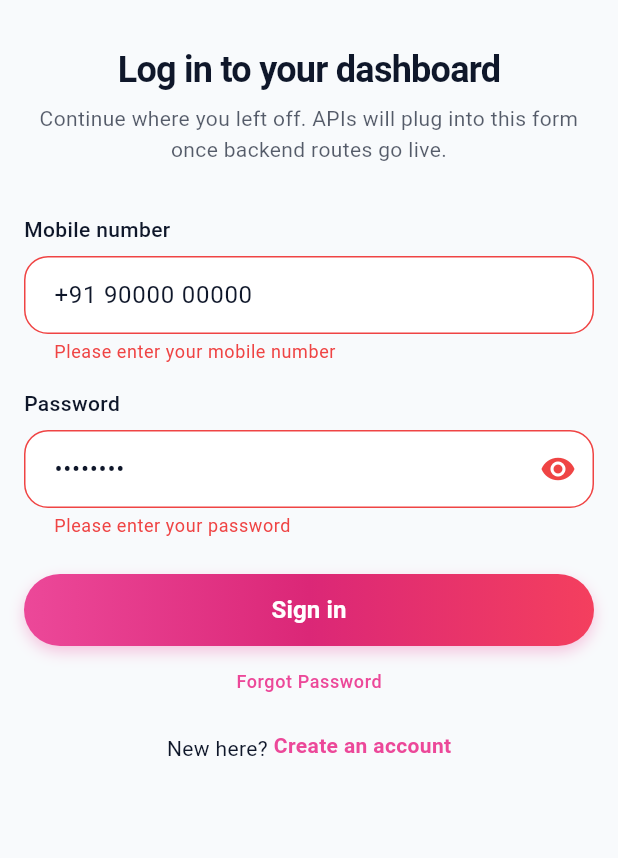
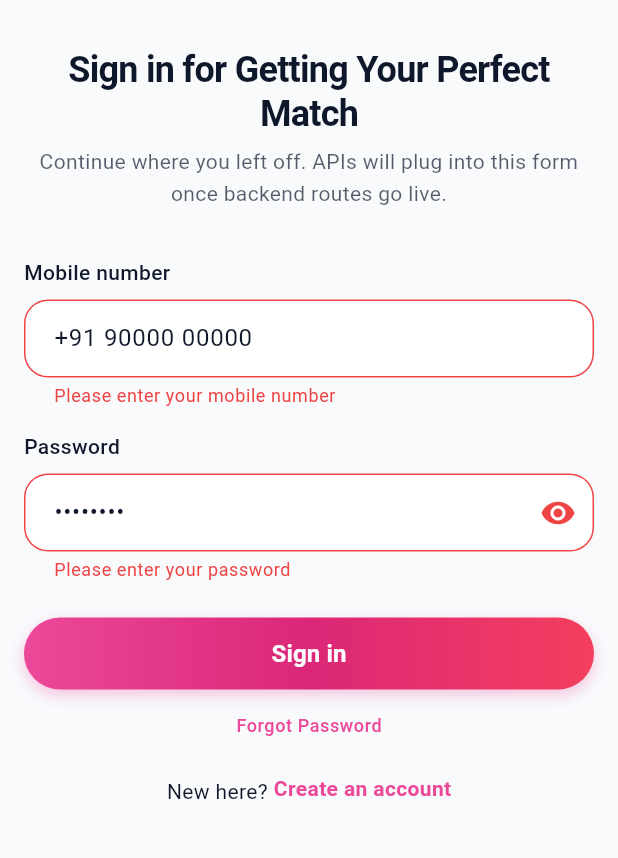
Before and after one commit to bittusing/connectinghearts-app, a Flutter app: the screen it shows after launch, after a tap on "Sign in", on a phone screen of 412 x 824 dp, the part 128-986 px from its top. Run offline on Flutter 3.47's test engine with Material 3 defaults, Android fonts, the phone set to English and light mode, and no system bars; our stand-ins replace cached_network_image, flutter_secure_storage, go_router, image_picker, shared_preferences; missing offline and left inert: razorpay_flutter; accounts and stored records are empty; network calls fail.

Commit message:
feat: Update dependencies, enhance UI, and improve registration flow
- Added new dependencies in pubspec.lock for better functionality.
- Updated pubspec.yaml to configure flutter_launcher_icons for app icon management.
- Changed login screen title for better user clarity.
- Modified registration screen to support auto-filling OTP for non-+91 country codes and improved error handling.
- Enhanced country code selection UI for better user experience.
- Updated splash screen loading indicator for improved aesthetics.
- Refactored error handling in auth service to manage OTP responses more effectively.

```diff
--- a/lib/screens/auth/login_screen.dart
+++ b/lib/screens/auth/login_screen.dart
@@ -111,7 +111,7 @@ class _LoginScreenState extends State<LoginScreen> {
                 const SizedBox(height: 32),
                 // Title
                 Text(
-                  'Log in to your dashboard',
+                  'Sign in for Getting Your Perfect Match',
                   style: theme.textTheme.displaySmall?.copyWith(
                     fontWeight: FontWeight.w600,
                     letterSpacing: -0.5,
--- a/lib/screens/interests/interests_sent_screen.dart
+++ b/lib/screens/interests/interests_sent_screen.dart
@@ -225,9 +225,9 @@ class _InterestsSentScreenState extends State<InterestsSentScreen> {
                 fontSize: 16,
                 fontWeight: FontWeight.w600,
               ),
-            ),
-          ],
-        ),
+                          ),
+                        ],
+                      ),
       ),
     );
   }
--- a/lib/screens/splash/splash_screen.dart
+++ b/lib/screens/splash/splash_screen.dart
@@ -94,15 +94,34 @@ class _SplashScreenState extends State<SplashScreen> {
                 },
               ),
             ),
-            // Loading indicator overlay
+            // Loading indicator overlay - positioned at bottom center
             Positioned(
-              bottom: 50,
+              bottom: 80,
               left: 0,
               right: 0,
               child: Center(
-                child: CircularProgressIndicator(
-                  valueColor: AlwaysStoppedAnimation<Color>(
-                    Theme.of(context).primaryColor,
+                child: Container(
+                  padding: const EdgeInsets.all(12),
+                  decoration: BoxDecoration(
+                    color: Colors.white.withOpacity(0.95),
+                    shape: BoxShape.circle,
+                    boxShadow: [
+                      BoxShadow(
+                        color: Colors.black.withOpacity(0.15),
+                        blurRadius: 8,
+                        spreadRadius: 1,
+                      ),
+                    ],
+                  ),
+                  child: SizedBox(
+                    width: 24,
+                    height: 24,
+                    child: CircularProgressIndicator(
+                      strokeWidth: 2.5,
+                      valueColor: AlwaysStoppedAnimation<Color>(
+                        Theme.of(context).primaryColor,
+                      ),
+                    ),
                   ),
                 ),
               ),
--- a/lib/widgets/common/logo_widget.dart
+++ b/lib/widgets/common/logo_widget.dart
@@ -15,7 +15,7 @@ class LogoWidget extends StatelessWidget {
   @override
   Widget build(BuildContext context) {
     return Image.asset(
-      'assets/images/logo.png',
+      'assets/images/logo.jpeg',
       height: height,
       width: width,
       fit: fit,
```
Also changed, not shown: lib/screens/auth/register_screen.dart (+76 -31 lines), lib/screens/profile_actions/blocked_profiles_screen.dart (+4 -4 lines), lib/screens/profile_actions/ignored_profiles_screen.dart (+4 -4 lines), lib/services/auth_service.dart (+13 -1 lines), pubspec.yaml (+10 -6 lines), assets/images/logo.png (deleted), pubspec.lock.
